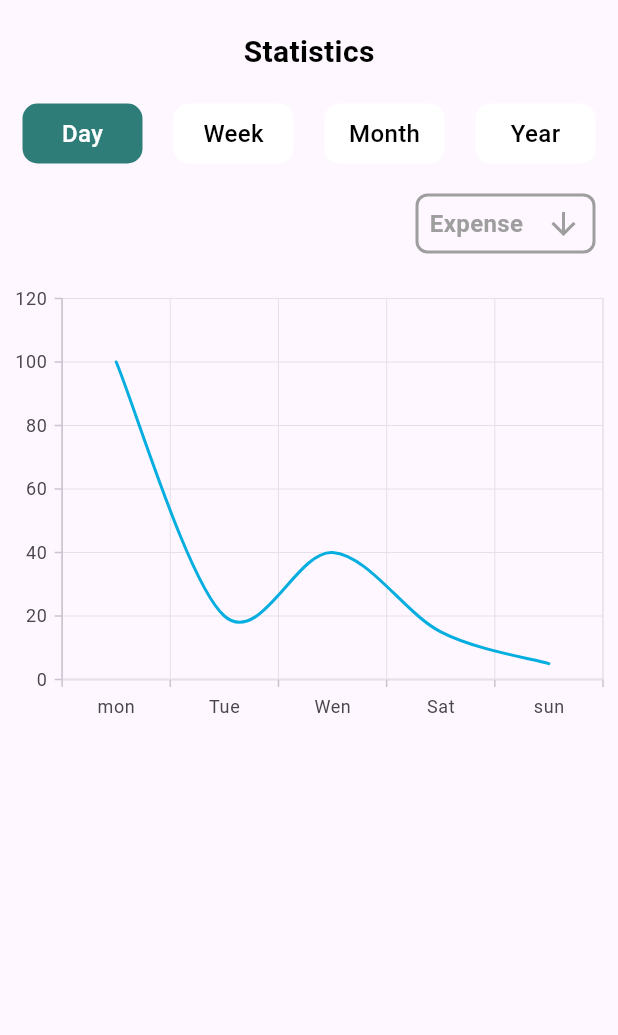
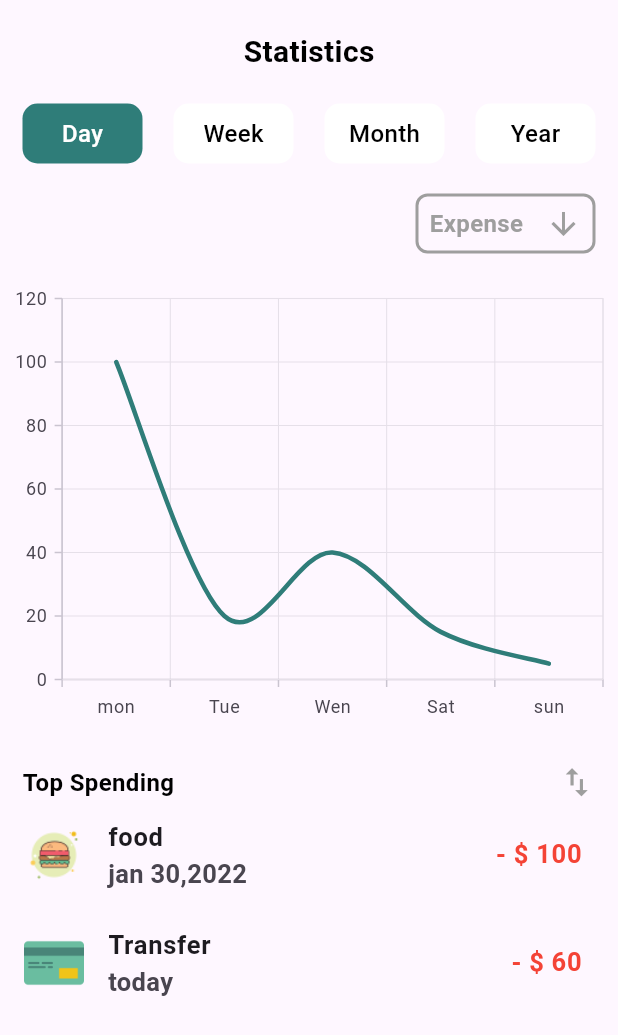
Before and after one commit to RogerDeharo/myfinancys, a Flutter app: the screen it shows after launch, on a phone screen of 412 x 824 dp. Shown: the top 1035 px of the screen. Run offline on Flutter 3.47's test engine with Material 3 defaults, Android fonts, the phone set to English and light mode, and no system bars; our stand-ins replace syncfusion_flutter_charts.

Commit message:
finalização da tela de estatísticas

```diff
--- /dev/null
+++ b/lib/data/top.dart
@@ -0,0 +1,18 @@
+import 'package:myfinancys/data/1.dart';
+
+List<money> geter_top() {
+  money snap_food = money();
+  snap_food.time = 'jan 30,2022';
+  snap_food.image = 'food.png';
+  snap_food.buy = true;
+  snap_food.fee = '- \$ 100';
+  snap_food.name = 'food';
+  money snap = money();
+  snap.image = 'cre.png';
+  snap.time = 'today';
+  snap.buy = true;
+  snap.name = 'Transfer';
+  snap.fee = '- \$ 60';
+
+  return [snap_food, snap];
+}
--- a/lib/screens/statistics.dart
+++ b/lib/screens/statistics.dart
@@ -1,4 +1,5 @@
 import 'package:flutter/material.dart';
+import 'package:myfinancys/data/top.dart';
 import 'package:myfinancys/widgets/chart.dart';
 
 class Statictics extends StatefulWidget {
@@ -98,8 +99,34 @@ class _StaticticsState extends State<Statictics> {
               ),
               SizedBox(height: 20),
               Chart(),
+              SizedBox(height: 20),
+              Padding(
+                padding: const EdgeInsets.symmetric(horizontal: 15),
+                child: Row(
+                  mainAxisAlignment: MainAxisAlignment.spaceBetween,
+                  children: [Text('Top Spending', style: TextStyle(
+                                    color: Colors.black,
+                                    fontSize: 16,
+                                    fontWeight: FontWeight.bold)
+                                  ),
+                                  Icon(Icons.swap_vert, size: 25, color: Colors.grey,)
+                            ],
+                ),
+              ),
             ]),
-          )
+          ),
+          SliverList(delegate: SliverChildBuilderDelegate((context, index)
+            {
+              return ListTile(leading: Image.asset('images/${geter_top()[index].image!}', height: 40,),
+                title: Text(geter_top()[index].name!, style: TextStyle(fontSize: 17, fontWeight: FontWeight.w600),),
+                subtitle: Text(geter_top()[index].time!, style: TextStyle(fontSize: 17, fontWeight: FontWeight.w600)),
+                trailing: Text(geter_top()[index].fee!, style: TextStyle(fontSize: 17, color: Colors.red, fontWeight: FontWeight.bold))
+
+              );
+            },
+            childCount: geter_top().length,
+          )),
+
         ],
       )),
     );
--- a/lib/widgets/chart.dart
+++ b/lib/widgets/chart.dart
@@ -18,6 +18,8 @@ class _ChartState extends State<Chart> {
           primaryXAxis: CategoryAxis(),
           series: <SplineSeries<SalesData, String>>[
             SplineSeries<SalesData, String>(
+              color: Color.fromARGB(255, 47, 125, 121),
+              width: 3,
               dataSource: <SalesData>[
                 SalesData('mon', 100),
                 SalesData('Tue', 20),
--- a/pubspec.yaml
+++ b/pubspec.yaml
@@ -62,6 +62,9 @@ flutter:
   # To add assets to your application, add an assets section, like this:
   assets:
     - images/cre.png
+    - images/Education.png
+    - images/food.png
+    - images/Transportation.png
 
   # An image asset can refer to one or more resolution-specific "variants", see
   # https://flutter.dev/assets-and-images/#resolution-aware
```
Also changed, not shown: lib/widgets/bottomnavigationbar.dart (added).
